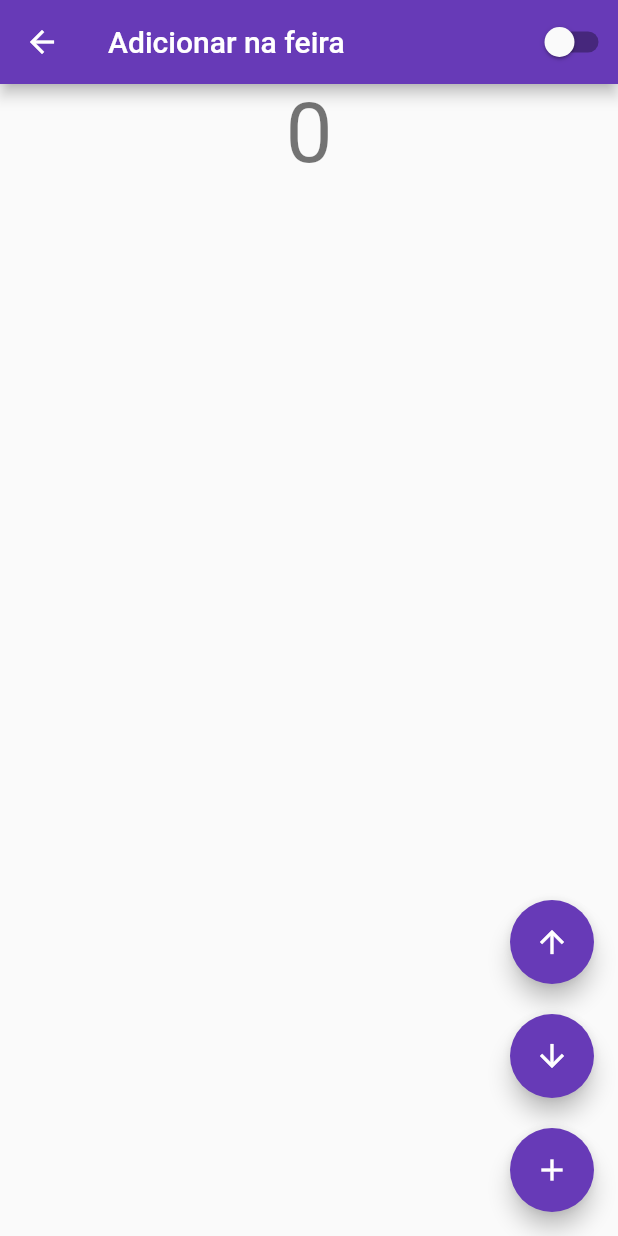
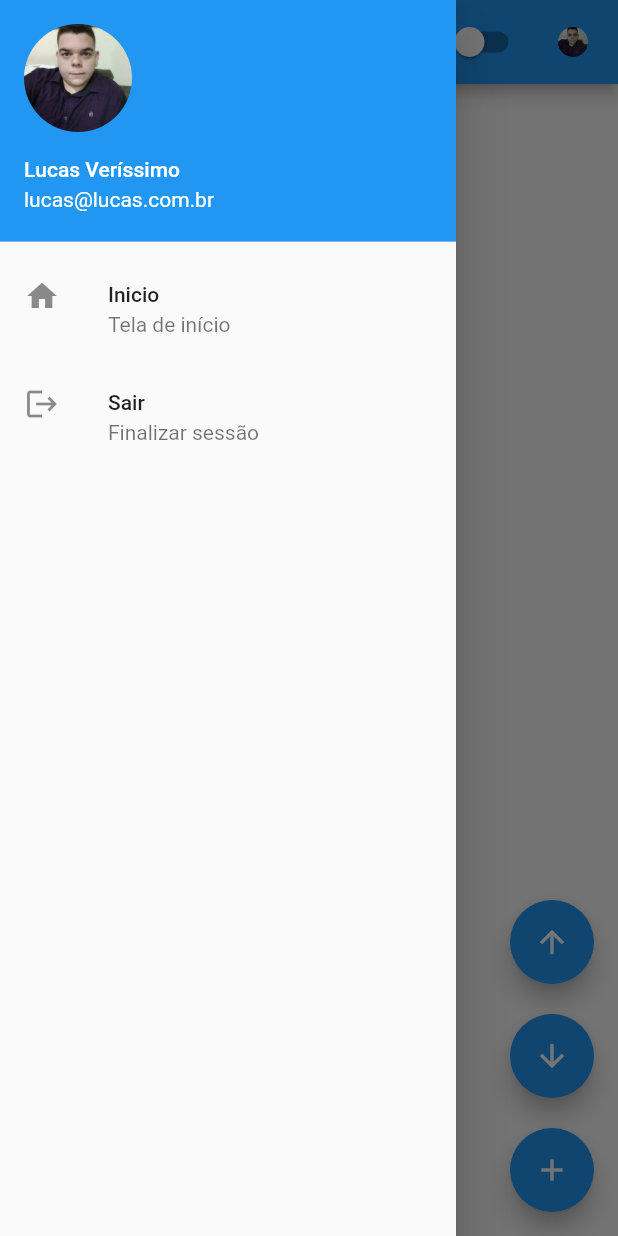
Before and after one commit to lucassverissimo/OlaMundo_Flutter, a Flutter app: the HomePage screen opened by its route, with the side drawer open (before the commit the screen has no drawer), on a phone screen of 412 x 824 dp. Run offline on Flutter 3.47's test engine with Material 2 defaults, Android fonts, the phone set to English and light mode, and no system bars.

Commit message:
Ajustes grandes
- Utilização de imagem
- deixar a imagem circular
- utilização do Drawer
- Fazer menu no Drawer
(...)

```diff
--- a/ola_mundo/lib/app_widget.dart
+++ b/ola_mundo/lib/app_widget.dart
@@ -14,12 +14,12 @@ class AppWidget extends StatelessWidget {
       builder: (context,child) {
         return MaterialApp(
           theme: ThemeData(
-              primarySwatch: Colors.deepPurple,
+              primarySwatch: Colors.blue,
               brightness: AppController.instance.isDarkTheme ? Brightness.dark : Brightness.light
           ),
-          initialRoute: '/login',
+          initialRoute: '/',
           routes: {
-            '/login':(context) => LoginPage(),
+            '/':(context) => LoginPage(),
             '/home':(context) => HomePage(),
           },
         );
--- a/ola_mundo/lib/home_page.dart
+++ b/ola_mundo/lib/home_page.dart
@@ -19,14 +19,16 @@ class _HomePageState extends State<HomePage> {
       _counter++;
     });
   }
-  void _decrementCounter(){
+
+  void _decrementCounter() {
     setState(() {
-      if(_counter > 0) {
+      if (_counter > 0) {
         _counter--;
       }
     });
   }
-  void _addItem(){
+
+  void _addItem() {
     showDialog(
       context: context,
       builder: (BuildContext context) {
@@ -38,14 +40,62 @@ class _HomePageState extends State<HomePage> {
       },
     );
   }
+
+  Widget circleImage( String img, double width, double height) {
+    return Center(
+      child : new Container(
+      width: width,
+      height: height,
+      decoration: BoxDecoration(
+          shape: BoxShape.circle,
+          image: DecorationImage(
+          fit: BoxFit.fill,
+          image: AssetImage(img)
+            )
+        ),
+     ),
+   );
+  }
+
   @override
   Widget build(BuildContext context) {
     return Scaffold(
+        drawer: Drawer(
+          child: Column(children: [
+            UserAccountsDrawerHeader(
+              currentAccountPicture: ClipRRect(
+                borderRadius: BorderRadius.circular(40),
+                child: Image.asset('assets/images/perfil.jpg'),
+              ),
+              accountName: Text('Lucas Veríssimo'),
+              accountEmail: Text('lucas@lucas.com.br'),
+
+            ),
+            ListTile(
+              leading: Icon(Icons.home),
+              title: Text('Inicio'),
+              subtitle: Text('Tela de início'),
+              onTap: () {
+                print('home');
+              },
+            ),
+            ListTile(
+              leading: Icon(Icons.logout),
+              title: Text('Sair'),
+              subtitle: Text('Finalizar sessão'),
+              onTap: () {
+                Navigator.of(context).pushReplacementNamed('/');
+              },
+            )
+          ]),
+        ),
         appBar: AppBar(
           title: Text("Adicionar na feira"),
           actions: [
-            CustomSwitcher()
-
+            CustomSwitcher(),
+            SizedBox(width: 20,),
+            circleImage('assets/images/perfil.jpg', 20, 20),
+            SizedBox(width: 20,),
           ],
         ),
         body: Container(
@@ -56,19 +106,14 @@ class _HomePageState extends State<HomePage> {
               Text(
                 '$_counter',
                 style: Theme.of(context).textTheme.displayMedium,
-
               ),
             ],
           ),
         ),
-
-        floatingActionButton: Column(
-            mainAxisAlignment: MainAxisAlignment.end,
-            children: [
+        floatingActionButton:
+            Column(mainAxisAlignment: MainAxisAlignment.end, children: [
           FloatingActionButton(
-                child: Icon(
-                    Icons.arrow_upward_outlined
-                ),
+            child: Icon(Icons.arrow_upward_outlined),
             onPressed: _incrementCounter,
             heroTag: null,
           ),
@@ -76,9 +121,7 @@ class _HomePageState extends State<HomePage> {
             height: 20,
           ),
           FloatingActionButton(
-                child: Icon(
-                    Icons.arrow_downward_outlined
-                ),
+            child: Icon(Icons.arrow_downward_outlined),
             onPressed: _decrementCounter,
             heroTag: null,
           ),
@@ -86,14 +129,10 @@ class _HomePageState extends State<HomePage> {
             height: 20,
           ),
           FloatingActionButton(
-                child: Icon(
-                    Icons.add
-                ),
+            child: Icon(Icons.add),
             onPressed: _addItem,
             heroTag: null,
           )
-            ]
-        )
-    );
+        ]));
   }
 }
```
Also changed, not shown: ola_mundo/lib/login_page.dart (+57 -17 lines), ola_mundo/pubspec.yaml (+4 -3 lines), ola_mundo/assets/images/background.jpg (added), ola_mundo/assets/images/logo.png (added), ola_mundo/assets/images/perfil.jpg (added). Lines whose indentation alone changed are shown as unchanged.
